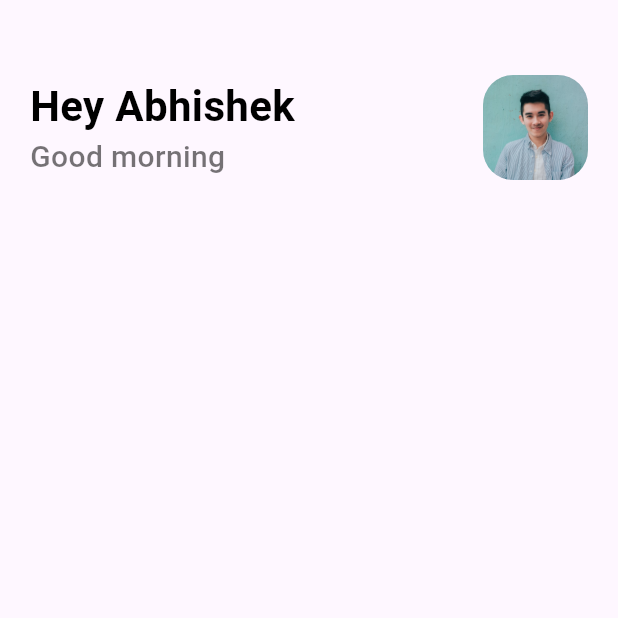
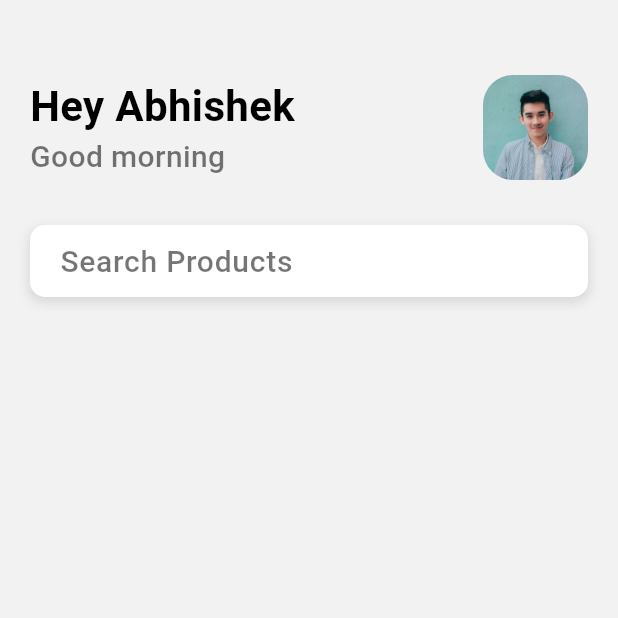
Before and after one commit to Abhismart786/FlutterProject, a Flutter app: the screen it shows after launch, on a phone screen of 412 x 824 dp, the top half of it. Run offline on Flutter 3.47's test engine with Material 3 defaults, Android fonts, the phone set to English and light mode, and no system bars.

Commit message:
3 commit

```diff
--- a/lib/Pages/home.dart
+++ b/lib/Pages/home.dart
@@ -12,6 +12,7 @@ class _HomeState extends State<Home> {
   @override
   Widget build(BuildContext context) {
     return Scaffold(
+      backgroundColor: Color(0xFFF2F2F2), // Corrected background color
       body: Container(
         margin: const EdgeInsets.only(top: 50.0, left: 20.0, right: 20.0),
         child: Column(
@@ -23,15 +24,15 @@ class _HomeState extends State<Home> {
                 Column(
                   crossAxisAlignment: CrossAxisAlignment.start,
                   children: [
-                Text(
-                  "Hey Abhishek",
-                  style: AppWidget.boldTextFieldStyle(), // This now works as long as the class is defined correctly
-                ),
+                    Text(
+                      "Hey Abhishek",
+                      style: AppWidget.boldTextFieldStyle(), // This now works as long as the class is defined correctly
+                    ),
                     Text(
                       "Good morning",
                       style: AppWidget.lightTextFeildStyle(), // Ensure this method exists in support_widget.dart
                     ),
-        ],
+                  ],
                 ),
                 ClipRRect(
                   borderRadius: BorderRadius.circular(20),
@@ -44,8 +45,30 @@ class _HomeState extends State<Home> {
                 ),
               ],
             ),
-            SizedBox(height: 10), // Adds some space between the texts
-
+            SizedBox(height: 30.0), // Adds space between the texts
+            Container(
+              padding: EdgeInsets.only(left: 20.0),
+              decoration: BoxDecoration(
+                color: Colors.white,
+                borderRadius: BorderRadius.circular(10),
+                boxShadow: [ // Ensure the shadow is not interfering with layout
+                  BoxShadow(
+                    color: Colors.black.withOpacity(0.1),
+                    spreadRadius: 1,
+                    blurRadius: 5,
+                    offset: Offset(0, 3), // Add shadow below the container
+                  ),
+                ],
+              ),
+              width: MediaQuery.of(context).size.width,
+              child: TextField(
+                decoration: InputDecoration(
+                  border: InputBorder.none,
+                  hintText: "Search Products",
+                  hintStyle: AppWidget.lightTextFeildStyle(), // Ensure this style exists in support_widget.dart
+                ),
+              ),
+            ),
           ],
         ),
       ),
```
